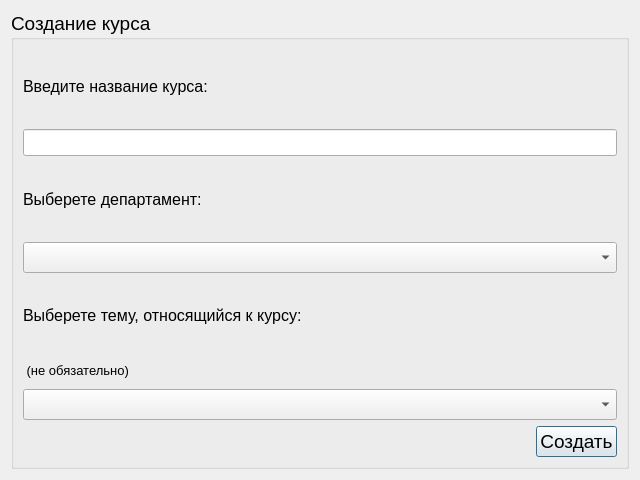
Above: courseedit.ui from Rayzedan/SystemControlStudent before the change. Below: the same form after it.
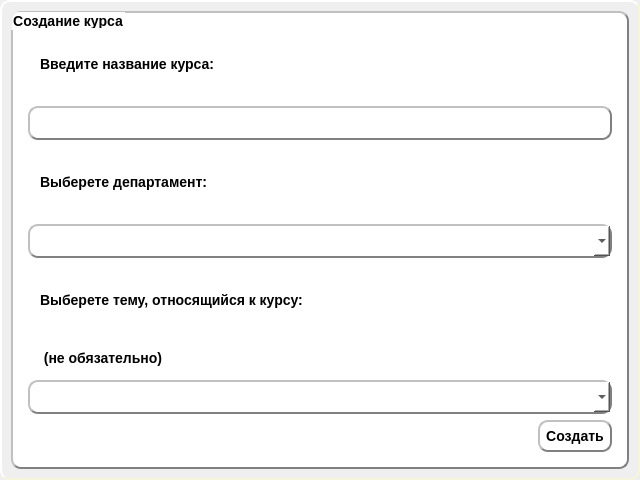
That is the form after the change.

```diff
--- a/courseedit.ui
+++ b/courseedit.ui
@@ -19,14 +19,47 @@
   <property name="windowTitle">
    <string>Dialog</string>
   </property>
+  <property name="styleSheet">
+   <string notr="true">QWidget {
+
+     border-style: outset;
+     border-width: 2px;
+     border-radius: 10px;
+     border-color: beige;
+     font: bold 14px;
+  
+     padding: 6px;}</string>
+  </property>
   <layout class="QVBoxLayout" name="verticalLayout_3">
    <item>
     <widget class="QGroupBox" name="groupBox">
      <property name="font">
       <font>
-       <pointsize>14</pointsize>
+       <pointsize>-1</pointsize>
+       <italic>false</italic>
+       <bold>true</bold>
       </font>
      </property>
+     <property name="styleSheet">
+      <string notr="true">QWidget {
+	background-color: white;
+     border-style: outset;
+     border-width: 2px;
+     border-radius: 10px;
+     border-color: gray;
+     font: bold 14px;
+  
+     padding: 6px;}
+
+QPushButton:pressed {
+     background-color: grey;
+     border-style: inset;
+ }
+QToolButton:pressed {
+     background-color: grey;
+     border-style: inset;
+ }</string>
+     </property>
      <property name="title">
       <string>Создание курса</string>
      </property>
@@ -37,9 +70,14 @@
          <widget class="QLabel" name="label">
           <property name="font">
            <font>
-            <pointsize>12</pointsize>
+            <pointsize>-1</pointsize>
+            <italic>false</italic>
+            <bold>true</bold>
            </font>
           </property>
+          <property name="styleSheet">
+           <string notr="true">border-color: white;</string>
+          </property>
           <property name="text">
            <string>Введите название курса:</string>
           </property>
@@ -49,7 +87,9 @@
          <widget class="QLineEdit" name="lineEdit">
           <property name="font">
            <font>
-            <pointsize>12</pointsize>
+            <pointsize>-1</pointsize>
+            <italic>false</italic>
+            <bold>true</bold>
            </font>
           </property>
           <property name="text">
@@ -61,9 +101,14 @@
          <widget class="QLabel" name="label_4">
           <property name="font">
            <font>
-            <pointsize>12</pointsize>
+            <pointsize>-1</pointsize>
+            <italic>false</italic>
+            <bold>true</bold>
            </font>
           </property>
+          <property name="styleSheet">
+           <string notr="true">border-color: white;</string>
+          </property>
           <property name="text">
            <string>Выберете департамент:</string>
           </property>
@@ -76,9 +121,14 @@
          <widget class="QLabel" name="label_2">
           <property name="font">
            <font>
-            <pointsize>12</pointsize>
+            <pointsize>-1</pointsize>
+            <italic>false</italic>
+            <bold>true</bold>
            </font>
           </property>
+          <property name="styleSheet">
+           <string notr="true">border-color: white;</string>
+          </property>
           <property name="text">
            <string>Выберете тему, относящийся к курсу:</string>
           </property>
@@ -88,9 +138,14 @@
          <widget class="QLabel" name="label_3">
           <property name="font">
            <font>
-            <pointsize>10</pointsize>
+            <pointsize>-1</pointsize>
+            <italic>false</italic>
+            <bold>true</bold>
            </font>
           </property>
+          <property name="styleSheet">
+           <string notr="true">border-color: white;</string>
+          </property>
           <property name="text">
            <string> (не обязательно)</string>
           </property>
```
